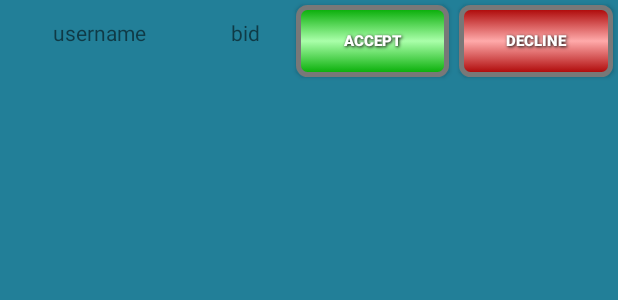
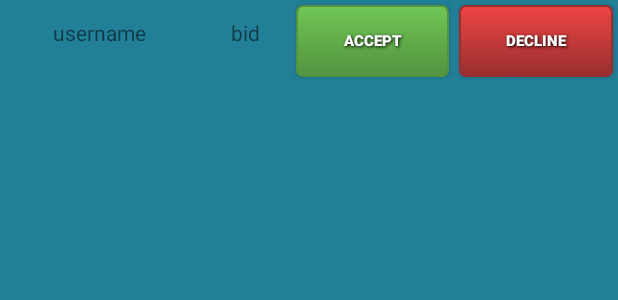
Before and after one commit to CMPUT301W18T10/Y2K, an Android app: the layout bidlist.xml on its own in the app's theme, with its tools: preview values and no code run, on a phone screen of 412 x 824 dp. Shown: the top 300 px of the screen. Run offline under Robolectric (Android 15) with nearby library versions, the phone set to English and light mode, and no system bars.

Commit message:
green red buttons

```diff
--- a/Syn-Tax/app/src/main/res/drawable/greenbutton.xml
+++ b/Syn-Tax/app/src/main/res/drawable/greenbutton.xml
@@ -1,27 +1,39 @@
+<!--From https://www.dibbus.com/2011/02/gradient-buttons-for-android/-->
+
 <?xml version="1.0" encoding="utf-8"?>
-<!--Citations
-http://www.androidnovice.com/designing-buttons-xml-drawable-resources/
-Published November 1, 2015
-Used Feb 21 2018
--->
 <selector xmlns:android="http://schemas.android.com/apk/res/android">
+    <item android:state_pressed="true" >
+        <shape>
+            <solid
+                android:color="#70c656" />
+            <stroke
+                android:width="1dp"
+                android:color="#53933f" />
+            <corners
+                android:radius="4dp" />
+            <padding
+                android:left="10dp"
+                android:top="10dp"
+                android:right="10dp"
+                android:bottom="10dp" />
+        </shape>
+    </item>
     <item>
-        <shape android:shape="rectangle">
-
-            <stroke android:color="#787878"
-                android:width="3dp">
-            </stroke>
-
-            <corners android:radius="6dp">
-            </corners>
-
-            <gradient android:startColor="#00AA00"
-                android:centerColor="#AAFFAA"
-                android:endColor="#00AA00"
-                android:type="linear"
-                android:angle="90">
-            </gradient>
-
+        <shape>
+            <gradient
+                android:startColor="#70c656"
+                android:endColor="#53933f"
+                android:angle="270" />
+            <stroke
+                android:width="1dp"
+                android:color="#53933f" />
+            <corners
+                android:radius="4dp" />
+            <padding
+                android:left="10dp"
+                android:top="10dp"
+                android:right="10dp"
+                android:bottom="10dp" />
         </shape>
     </item>
 </selector>
--- a/Syn-Tax/app/src/main/res/drawable/redbutton.xml
+++ b/Syn-Tax/app/src/main/res/drawable/redbutton.xml
@@ -1,29 +1,38 @@
+<!--From https://www.dibbus.com/2011/02/gradient-buttons-for-android/-->
 <?xml version="1.0" encoding="utf-8"?>
-<!--Citations
-http://www.androidnovice.com/designing-buttons-xml-drawable-resources/
-Published November 1, 2015
-Used Feb 21 2018
--->
-
 <selector xmlns:android="http://schemas.android.com/apk/res/android">
+    <item android:state_pressed="true" >
+        <shape>
+            <solid
+                android:color="#ef4444" />
+            <stroke
+                android:width="1dp"
+                android:color="#992f2f" />
+            <corners
+                android:radius="4dp" />
+            <padding
+                android:left="10dp"
+                android:top="10dp"
+                android:right="10dp"
+                android:bottom="10dp" />
+        </shape>
+    </item>
     <item>
-        <shape android:shape="rectangle">
-
-
-            <stroke android:color="#787878"
-                android:width="3dp">
-            </stroke>
-
-            <corners android:radius="6dp">
-            </corners>
-
-            <gradient android:startColor="#AA0000"
-                android:centerColor="#FFAAAA"
-                android:endColor="#AA0000"
-                android:type="linear"
-                android:angle="90">
-            </gradient>
-
+        <shape>
+            <gradient
+                android:startColor="#ef4444"
+                android:endColor="#992f2f"
+                android:angle="270" />
+            <stroke
+                android:width="1dp"
+                android:color="#992f2f" />
+            <corners
+                android:radius="4dp" />
+            <padding
+                android:left="10dp"
+                android:top="10dp"
+                android:right="10dp"
+                android:bottom="10dp" />
         </shape>
     </item>
 </selector>
```
